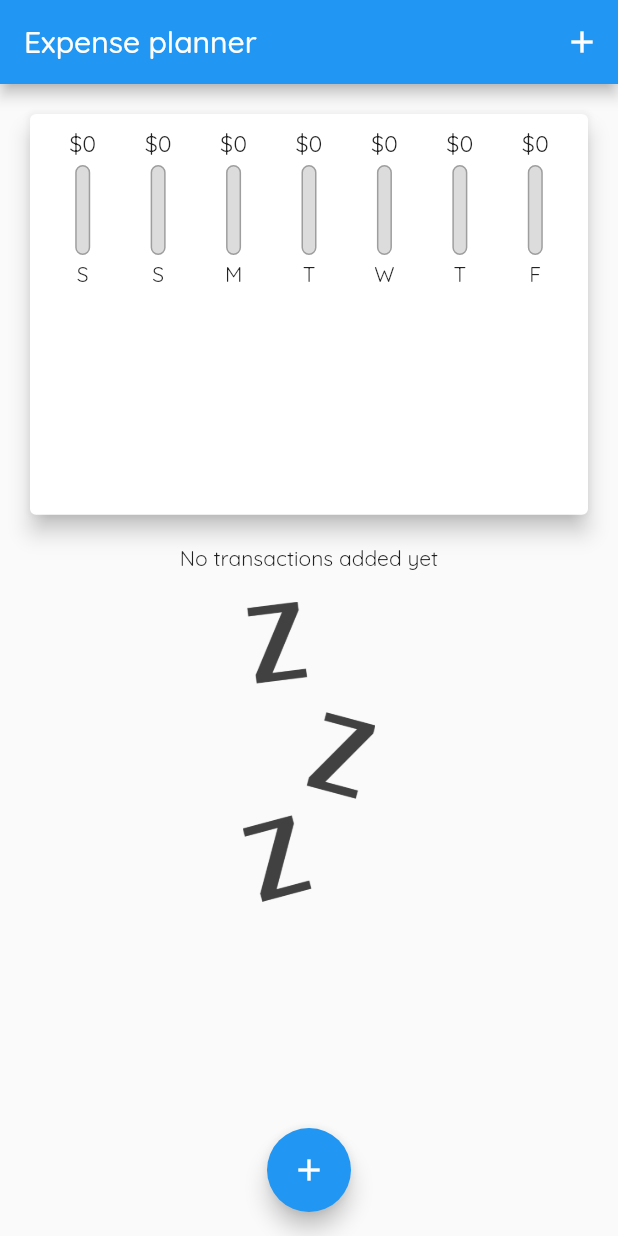
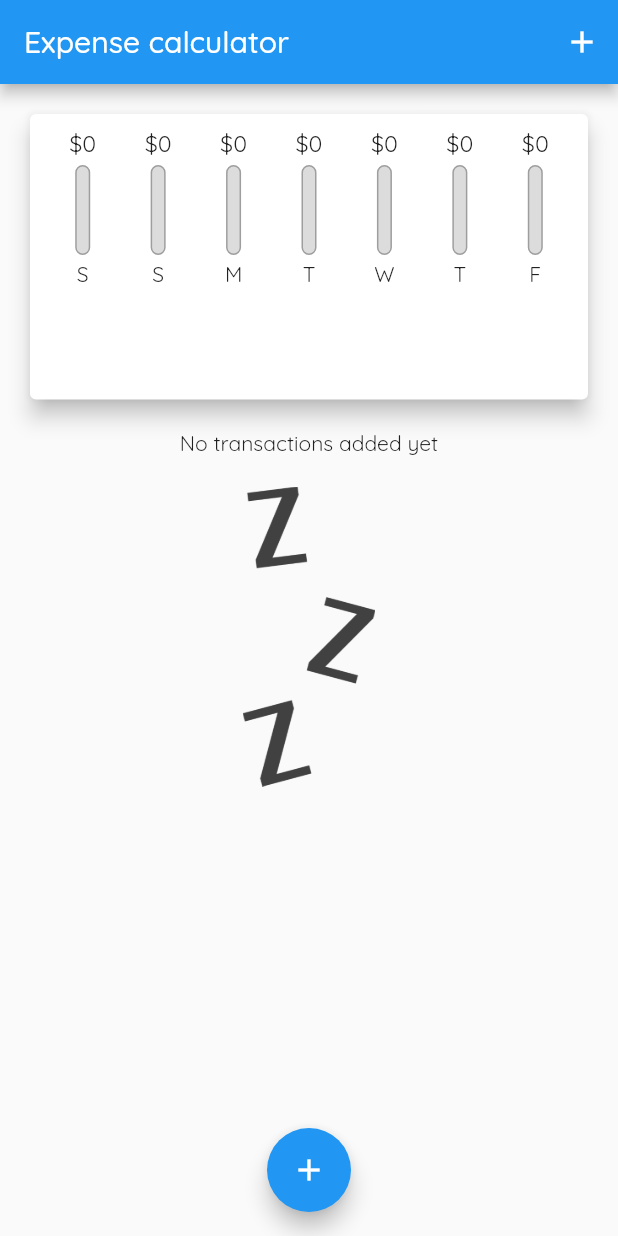
Before and after one commit to Petar81/Expense-Calculator, a Flutter app: the screen it shows after launch, on a phone screen of 412 x 824 dp. Run offline on Flutter 3.47's test engine with Material 2 defaults, Android fonts, the phone set to English and light mode, and no system bars.

Commit message:
change the app bar title

```diff
--- a/lib/main.dart
+++ b/lib/main.dart
@@ -19,7 +19,7 @@ class MyApp extends StatelessWidget {
   @override
   Widget build(BuildContext context) {
     return MaterialApp(
-      title: 'Expense planner',
+      title: 'Expense calculator',
       theme: ThemeData(
         // This is the theme of your application.
         //
@@ -32,7 +32,7 @@ class MyApp extends StatelessWidget {
         fontFamily: 'QuickSand',
         errorColor: Colors.orange[600],
       ),
-      home: const MyHomePage(title: 'Expense planner'),
+      home: const MyHomePage(title: 'Expense calculator'),
     );
   }
 }
@@ -124,14 +124,14 @@ class _MyHomePageState extends State<MyHomePage> {
               height: (MediaQuery.of(context).size.height -
                       appBar.preferredSize.height -
                       MediaQuery.of(context).padding.top) *
-                  0.4,
+                  0.3,
               child: Chart(_recentTransactions),
             ),
             SizedBox(
                 height: (MediaQuery.of(context).size.height -
                         appBar.preferredSize.height -
                         MediaQuery.of(context).padding.top) *
-                    0.6,
+                    0.7,
                 child: TransactionList(_userTransactions, _deleteTransaction)),
           ],
           // Center is a layout widget. It takes a single child and positions it
```
